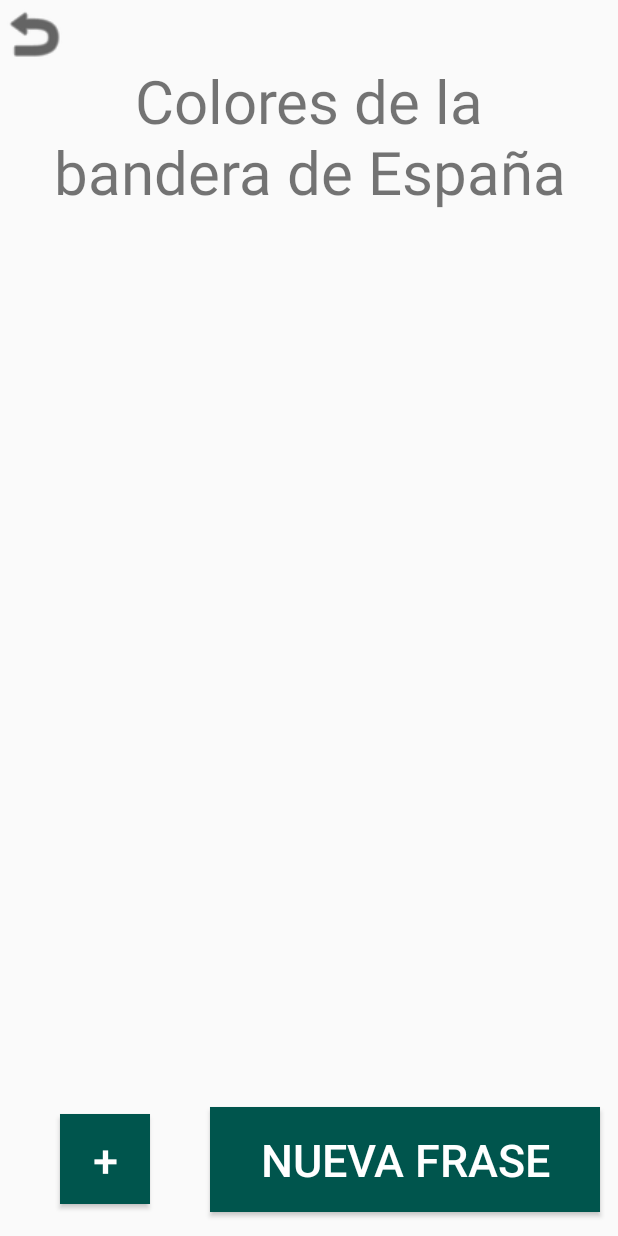
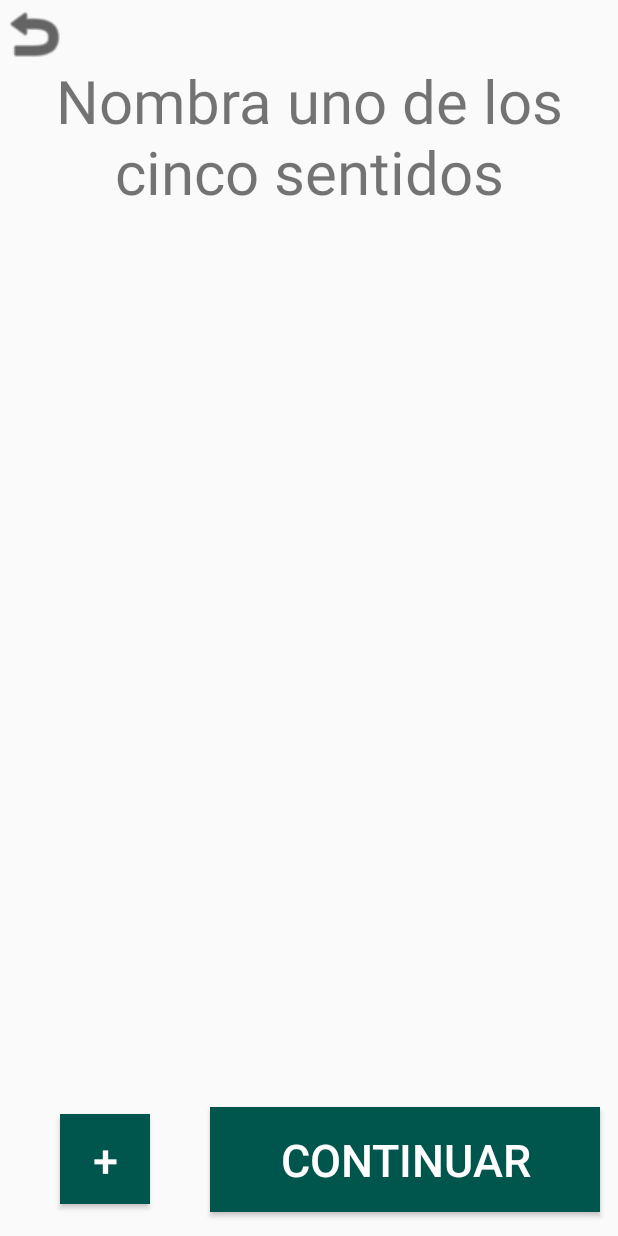
Before and after one commit to JSalram/Android, an Android app: the screen it shows after launch (MainActivity), after a tap on "COMENZAR", on a phone screen of 412 x 824 dp. Run offline under Robolectric (Android 15) with nearby library versions, the phone set to English and light mode, and no system bars; Roboto replaces fonts that are not available here.

Commit message:
Tiempo arreglado y reiniciar añadido

```diff
--- a/BienMal/app/src/main/java/com/example/bien_mal/Frases.java
+++ b/BienMal/app/src/main/java/com/example/bien_mal/Frases.java
@@ -37,7 +37,8 @@ public class Frases
         frases.add("La hija del hermano de tu madre es tu...");
         frases.add("¿Cuántos segundos tienen 2 minutos?");
         frases.add("¿Cuántos minutos tienen 60 segundos?");
-        frases.add("¿Cuántos años tienen 366 días?");
+        frases.add("¿Cuántos años hay en 365 días?");
+        frases.add("¿Cómo se llama el año que tiene 366 días?");
         frases.add("La guitarra es un instrumento de...");
         frases.add("La trompeta es un instrumento de...");
         frases.add("El piano es un instrumento de...");
@@ -47,7 +48,7 @@ public class Frases
         frases.add("Lo que pasa en Las Vegas se queda en...");
         frases.add("¿De qué color era el caballo blanco de Santiago?");
         frases.add("¿De qué color es el traje de Papá Noel?");
-        frases.add("¿De qué color son las hojas de un árbol");
+        frases.add("¿De qué color son las hojas de los árboles?");
         frases.add("Colores de la bandera de España");
         frases.add("Colores de la bandera de Francia");
         frases.add("Colores de la bandera de Italia");
@@ -75,6 +76,7 @@ public class Frases
         frases.add("Nombra una cadena de comida rápida");
         frases.add("Nombra un signo del zodíaco");
         frases.add("Nombra una constelación");
+        frases.add("Nombra uno de los cinco sentidos");
         frases.add("¿Cuántos ojos tiene una persona?");
         frases.add("Canción de Alejandro Sanz");
         frases.add("Canción de Daddy Yankee");
@@ -113,6 +115,9 @@ public class Frases
         frases.add("Animal que no tiene alas");
         frases.add("Animal que no tiene patas");
         frases.add("Animal que no tiene aleta");
+        frases.add("Persona que no puede ver");
+        frases.add("Persona que no puede oir");
+        frases.add("Persona que no puede hablar");
         frases.add("El mejor amigo de Astérix");
         frases.add("¿Cuántas patas tiene una araña?");
         frases.add("¿Dónde te encuentras si adelantas al segundo en una carrera?");
--- a/BienMal/app/src/main/java/com/example/bien_mal/MainActivity.java
+++ b/BienMal/app/src/main/java/com/example/bien_mal/MainActivity.java
@@ -5,7 +5,6 @@ import androidx.appcompat.app.AppCompatActivity;
 import androidx.core.content.res.ResourcesCompat;
 
 import android.content.Context;
-import android.content.res.Configuration;
 import android.graphics.Color;
 import android.graphics.Point;
 import android.graphics.Typeface;
@@ -28,7 +27,6 @@ import android.widget.TextView;
 import android.widget.Toast;
 
 import java.io.BufferedReader;
-import java.io.File;
 import java.io.IOException;
 import java.io.InputStream;
 import java.io.InputStreamReader;
@@ -68,6 +66,7 @@ public class MainActivity extends AppCompatActivity
     private LinearLayout ll;
     private ImageButton volver;
     private ImageButton borrar;
+    private ImageButton reiniciar;
 
     @Override
     protected void onCreate(Bundle savedInstanceState)
@@ -95,7 +94,7 @@ public class MainActivity extends AppCompatActivity
             {
                 if (annadiendo)
                 {
-                    reiniciar();
+                    volver();
                     if (view != null)
                     {
                         InputMethodManager imm = (InputMethodManager)getSystemService(Context.INPUT_METHOD_SERVICE);
@@ -105,9 +104,16 @@ public class MainActivity extends AppCompatActivity
                 }
                 else
                 {
-                    juegoComenzado = false;
-                    reiniciar();
+                    volver();
                 }
+            }
+        });
+        reiniciar.setOnClickListener(new View.OnClickListener()
+        {
+            @Override
+            public void onClick(View view)
+            {
+                reiniciar();
             }
         });
 
@@ -167,6 +173,7 @@ public class MainActivity extends AppCompatActivity
         ll = findViewById(R.id.ll);
         volver = findViewById(R.id.volver);
         borrar = findViewById(R.id.borrar);
+        reiniciar = findViewById(R.id.reiniciar);
 
         frases = new Frases();
         frasesPersonalizadas = new LinkedList<>();
@@ -176,23 +183,16 @@ public class MainActivity extends AppCompatActivity
         leeFichero(getApplicationContext());
         frases.annadeLista(frasesPersonalizadas);
     }
-    public void reiniciar()
+    public void volver()
     {
-
-        if (frasesPersonalizadas.isEmpty())
+        if (juegoComenzado)
         {
-            jugar.setText(R.string.comenzar);
+            jugar.setText(R.string.continuar);
+            reiniciar.setVisibility(View.VISIBLE);
         }
         else
         {
-            if (juegoComenzado)
-            {
-                jugar.setText(R.string.continuar);
-            }
-            else
-            {
-                jugar.setText(R.string.comenzar);
-            }
+            jugar.setText(R.string.comenzar);
         }
 
         if (!juegoComenzado)
@@ -200,6 +200,7 @@ public class MainActivity extends AppCompatActivity
             frases = new Frases();
             frases.annadeLista(frasesPersonalizadas);
         }
+
         frase.setVisibility(View.INVISIBLE);
         frase.setText("");
 
@@ -221,6 +222,16 @@ public class MainActivity extends AppCompatActivity
         jugar.setClickable(true);
         annadiendo = false;
     }
+    public void reiniciar()
+    {
+        frases = new Frases();
+        frases.annadeLista(frasesPersonalizadas);
+        reiniciar.setVisibility(View.GONE);
+        juegoComenzado = false;
+
+        String reiniciaLista = "Lista de frases reiniciada";
+        Toast.makeText(this, reiniciaLista, Toast.LENGTH_LONG).show();
+    }
     public void annadir()
     {
         frase.setVisibility(View.VISIBLE);
@@ -233,6 +244,7 @@ public class MainActivity extends AppCompatActivity
         tiempo.setVisibility(View.INVISIBLE);
         editarFrase.setVisibility(View.VISIBLE);
         info.setVisibility(View.GONE);
+        reiniciar.setVisibility(View.GONE);
         scrollView.setVisibility(View.VISIBLE);
 
         jugar.setClickable(false);
@@ -291,7 +303,8 @@ public class MainActivity extends AppCompatActivity
         bienMal.setText("");
         tiempo.setVisibility(View.INVISIBLE);
         info.setVisibility(View.GONE);
-        jugar.setText(R.string.nueva);
+        reiniciar.setVisibility(View.GONE);
+        jugar.setText(R.string.continuar);
         jugar.setClickable(false);
         volver.setClickable(false);
         annadir.setClickable(false);
@@ -300,7 +313,7 @@ public class MainActivity extends AppCompatActivity
 
         if (frases.listaVacia())
         {
-            frases.rellenaLista();
+            frases = new Frases();
             frases.annadeLista(frasesPersonalizadas);
         }
 
@@ -314,6 +327,7 @@ public class MainActivity extends AppCompatActivity
     public void contador()
     {
         Handler handler = new Handler();
+        int ms = 2250 + ((frase.getText().toString().length() / 10)*250);
         handler.postDelayed(new Runnable() {
             public void run() {
                 String bienMal = frases.bienMal();
@@ -354,7 +368,7 @@ public class MainActivity extends AppCompatActivity
 
                 }.start();
             }
-        }, 2000);
+        }, ms);
     }
     public void info()
     {
@@ -508,8 +522,15 @@ public class MainActivity extends AppCompatActivity
     {
         if (annadiendo)
         {
-            reiniciar();
+            volver();
             escibeFichero(getApplicationContext());
+        }
+        else
+        {
+            if (juegoComenzado && jugar.isClickable())
+            {
+                volver();
+            }
         }
     }
 }
--- a/BienMal/app/src/main/res/layout/activity_main.xml
+++ b/BienMal/app/src/main/res/layout/activity_main.xml
@@ -136,6 +136,18 @@
         app:srcCompat="@android:drawable/ic_menu_revert" />
 
     <ImageButton
+        android:id="@+id/reiniciar"
+        android:layout_width="45dp"
+        android:layout_height="45dp"
+        android:background="#00FFFFFF"
+        android:scaleType="fitStart"
+        android:tint="#000000"
+        android:visibility="gone"
+        app:layout_constraintStart_toStartOf="parent"
+        app:layout_constraintTop_toTopOf="parent"
+        app:srcCompat="@android:drawable/ic_menu_rotate" />
+
+    <ImageButton
         android:id="@+id/borrar"
         android:layout_width="45dp"
         android:layout_height="45dp"
--- a/BienMal/app/src/main/res/values/strings.xml
+++ b/BienMal/app/src/main/res/values/strings.xml
@@ -6,7 +6,6 @@
         <font color='red'>Mal</font>
     </string>
     <string name="desc">Contesta las preguntas \"correctamente\"</string>
-    <string name="nueva">Nueva Frase</string>
     <string name="comenzar">Comenzar</string>
     <string name="continuar">Continuar</string>
     <string name="add">+</string>
```
